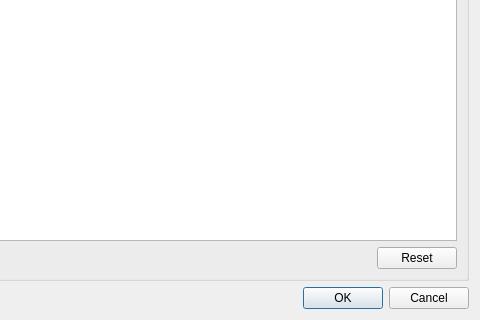
First picture: the form in qquake/ui/output_table_options.ui, repository INGV/qquake, before the edit; both pictures show x 207 to 687 and y 293 to 613 of the 687 by 613 pixel window.
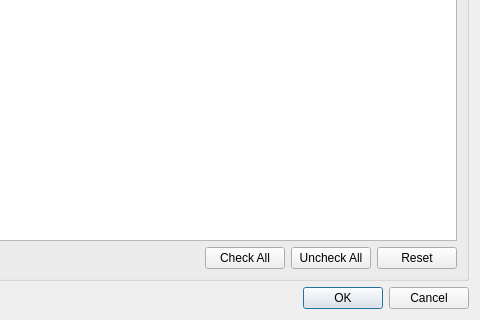
Second picture: the form after the edit.

Commit message: Add a check all/uncheck all option to output table dialog

The edit to the form file:
```diff
--- a/qquake/ui/output_table_options.ui
+++ b/qquake/ui/output_table_options.ui
@@ -20,7 +20,7 @@
       <string>Output Table Fields</string>
      </property>
      <layout class="QGridLayout" name="gridLayout">
-      <item row="2" column="1">
+      <item row="2" column="3">
        <widget class="QPushButton" name="reset_fields_button">
         <property name="text">
          <string>Reset</string>
@@ -40,9 +40,23 @@
         </property>
        </spacer>
       </item>
-      <item row="0" column="0" colspan="2">
+      <item row="0" column="0" colspan="4">
        <widget class="QTreeView" name="fields_tree_view"/>
       </item>
+      <item row="2" column="2">
+       <widget class="QPushButton" name="uncheck_all_button">
+        <property name="text">
+         <string>Uncheck All</string>
+        </property>
+       </widget>
+      </item>
+      <item row="2" column="1">
+       <widget class="QPushButton" name="check_all_button">
+        <property name="text">
+         <string>Check All</string>
+        </property>
+       </widget>
+      </item>
      </layout>
     </widget>
    </item>
```
The commit also changes 1 other file.
